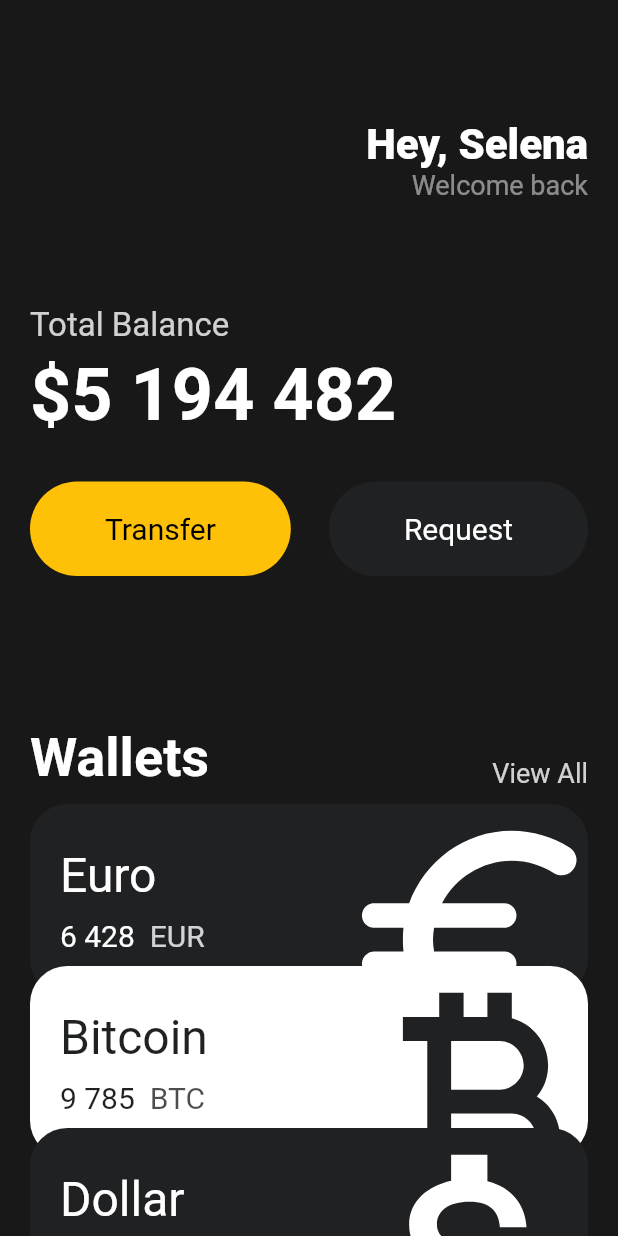
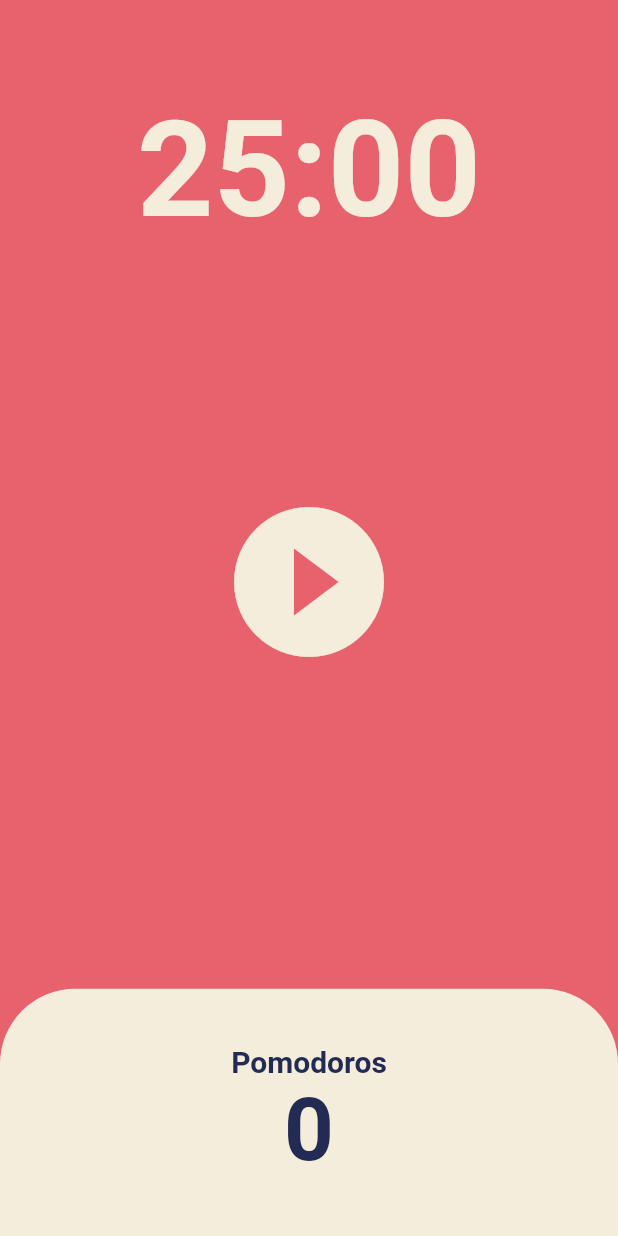
Before and after one commit to gold24park/flutter_toonflix, a Flutter app: the screen it shows after launch, on a phone screen of 412 x 824 dp. Run offline on Flutter 3.47's test engine with Material 2 defaults, Android fonts, the phone set to English and light mode, and no system bars.

Commit message:
Pomodoro

```diff
--- a/lib/main.dart
+++ b/lib/main.dart
@@ -1,6 +1,5 @@
 import 'package:flutter/material.dart';
-import 'package:toonflix/widgets/Button.dart';
-import 'package:toonflix/widgets/currency_card.dart';
+import 'package:toonflix/screens/home_screen.dart';
 
 void main() {
   runApp(const App());
@@ -12,137 +11,18 @@ class App extends StatelessWidget {
   @override
   Widget build(BuildContext context) {
     return MaterialApp(
-      home: Scaffold(
-        backgroundColor: const Color(0xFF181818),
-        body: SingleChildScrollView(
-          child: Padding(
-            padding: const EdgeInsets.symmetric(horizontal: 20),
-            child: Column(
-              crossAxisAlignment: CrossAxisAlignment.start,
-              children: [
-                const SizedBox(
-                  height: 80,
-                ),
-                Row(
-                  mainAxisAlignment: MainAxisAlignment.end,
-                  children: [
-                    Column(
-                      crossAxisAlignment: CrossAxisAlignment.end,
-                      children: [
-                        const Text(
-                          'Hey, Selena',
-                          style: TextStyle(
-                            color: Colors.white,
-                            fontSize: 28,
-                            fontWeight: FontWeight.w800,
-                          ),
-                        ),
-                        Text(
-                          'Welcome back',
-                          style: TextStyle(
-                            color: Colors.white.withOpacity(0.5),
-                            fontSize: 18,
-                          ),
-                        ),
-                      ],
-                    ),
-                  ],
-                ),
-                const SizedBox(
-                  height: 70,
-                ),
-                Text(
-                  'Total Balance',
-                  style: TextStyle(
-                    fontSize: 22,
-                    color: Colors.white.withOpacity(0.8),
-                  ),
-                ),
-                const SizedBox(
-                  height: 5,
-                ),
-                const Text(
-                  '\$5 194 482',
-                  style: TextStyle(
-                    fontSize: 48,
-                    fontWeight: FontWeight.w600,
-                    color: Colors.white,
-                  ),
-                ),
-                const SizedBox(
-                  height: 30,
-                ),
-                Row(
-                  mainAxisAlignment: MainAxisAlignment.spaceBetween,
-                  children: const [
-                    Button(
-                      text: 'Transfer',
-                      bgColor: Colors.amber,
-                      textColor: Colors.black,
-                    ),
-                    Button(
-                      text: 'Request',
-                      bgColor: Color(0xFF1F2123),
-                      textColor: Colors.white,
-                    ),
-                  ],
-                ),
-                const SizedBox(
-                  height: 100,
-                ),
-                Row(
-                  mainAxisAlignment: MainAxisAlignment.spaceBetween,
-                  crossAxisAlignment: CrossAxisAlignment.end,
-                  children: [
-                    const Text(
-                      'Wallets',
-                      style: TextStyle(
-                        color: Colors.white,
-                        fontSize: 36,
-                        fontWeight: FontWeight.w600,
-                      ),
-                    ),
-                    Text(
-                      'View All',
-                      style: TextStyle(
-                        color: Colors.white.withOpacity(0.8),
-                        fontSize: 18,
-                      ),
-                    ),
-                  ],
-                ),
-                const SizedBox(
-                  height: 10,
-                ),
-                const CurrencyCard(
-                  name: 'Euro',
-                  code: 'EUR',
-                  amount: '6 428',
-                  icon: Icons.euro_rounded,
-                  isInverted: false,
-                  order: 1,
-                ),
-                const CurrencyCard(
-                  name: 'Bitcoin',
-                  code: 'BTC',
-                  amount: '9 785',
-                  icon: Icons.currency_bitcoin,
-                  isInverted: true,
-                  order: 2,
-                ),
-                const CurrencyCard(
-                  name: 'Dollar',
-                  code: 'USD',
-                  amount: '233',
-                  icon: Icons.attach_money_outlined,
-                  isInverted: false,
-                  order: 3,
-                ),
-              ],
-            ),
+      theme: ThemeData(
+        textTheme: const TextTheme(
+          displayLarge: TextStyle(
+            color: Color(0xFF232B55),
           ),
         ),
+        colorScheme: ColorScheme.fromSwatch(
+          backgroundColor: const Color(0xFFE7626C),
+        ),
+        cardColor: const Color(0xFFF4EDDB),
       ),
+      home: const HomeScreen(),
     );
   }
 }
--- /dev/null
+++ b/lib/screens/home_screen.dart
@@ -0,0 +1,164 @@
+import 'dart:async';
+
+import 'package:flutter/material.dart';
+
+class HomeScreen extends StatefulWidget {
+  const HomeScreen({super.key});
+
+  @override
+  State<HomeScreen> createState() => _HomeScreenState();
+}
+
+class _HomeScreenState extends State<HomeScreen> {
+  static const twentyFiveMinutes = 1500;
+  int totalSeconds = twentyFiveMinutes;
+  bool isRunning = false;
+  int totalPomodoros = 0;
+  late Timer timer;
+
+  void onTick(Timer timer) {
+    if (totalSeconds == 0) {
+      setState(() {
+        totalPomodoros++;
+        isRunning = false;
+        totalSeconds = twentyFiveMinutes;
+      });
+      timer.cancel();
+    } else {
+      setState(() {
+        totalSeconds--;
+      });
+    }
+  }
+
+  String format(int seconds) {
+    var duration = Duration(seconds: seconds);
+    return duration.toString().split(".").first.substring(2);
+  }
+
+  void onStartPressed() {
+    timer = Timer.periodic(const Duration(seconds: 1), onTick);
+    setState(() {
+      isRunning = true;
+    });
+  }
+
+  void onPausePressed() {
+    timer.cancel();
+    setState(() {
+      isRunning = false;
+    });
+  }
+
+  void onResetPressed() {
+    timer.cancel();
+    setState(() {
+      totalSeconds = twentyFiveMinutes;
+      isRunning = false;
+    });
+  }
+
+  @override
+  Widget build(BuildContext context) {
+    return Scaffold(
+      backgroundColor: Theme.of(context).colorScheme.background,
+      body: Column(
+        children: [
+          Flexible(
+            flex: 1,
+            child: Container(
+              alignment: Alignment.bottomCenter,
+              child: Text(
+                format(totalSeconds),
+                style: TextStyle(
+                  color: Theme.of(context).cardColor,
+                  fontSize: 89,
+                  fontWeight: FontWeight.w600,
+                ),
+              ),
+            ),
+          ),
+          Flexible(
+            flex: 3,
+            child: Center(
+              child: Column(
+                mainAxisAlignment: MainAxisAlignment.center,
+                children: [
+                  IconButton(
+                    iconSize: 120,
+                    color: Theme.of(context).cardColor,
+                    icon: Icon(isRunning
+                        ? Icons.pause_circle_filled
+                        : Icons.play_circle_fill),
+                    onPressed: isRunning ? onPausePressed : onStartPressed,
+                  ),
+                  Visibility(
+                    visible: isRunning,
+                    maintainAnimation: true,
+                    maintainState: true,
+                    maintainSize: true,
+                    child: TextButton.icon(
+                      onPressed: onResetPressed,
+                      icon: Icon(
+                        Icons.refresh,
+                        color: Theme.of(context).cardColor,
+                      ),
+                      label: Text(
+                        'RESET',
+                        style: TextStyle(
+                          fontSize: 18,
+                          color: Theme.of(context).cardColor,
+                        ),
+                      ),
+                    ),
+                  ),
+                ],
+              ),
+            ),
+          ),
+          Flexible(
+            flex: 1,
+            child: Row(
+              children: [
+                Expanded(
+                  child: Container(
+                    decoration: BoxDecoration(
+                      color: Theme.of(context).cardColor,
+                      borderRadius: const BorderRadius.only(
+                        topLeft: Radius.circular(50),
+                        topRight: Radius.circular(50),
+                      ),
+                    ),
+                    child: Column(
+                      mainAxisAlignment: MainAxisAlignment.center,
+                      children: [
+                        Text(
+                          'Pomodoros',
+                          style: TextStyle(
+                            fontSize: 20,
+                            fontWeight: FontWeight.w600,
+                            color:
+                                Theme.of(context).textTheme.displayLarge!.color,
+                          ),
+                        ),
+                        Text(
+                          '$totalPomodoros',
+                          style: TextStyle(
+                            fontSize: 58,
+                            fontWeight: FontWeight.w600,
+                            color:
+                                Theme.of(context).textTheme.displayLarge!.color,
+                          ),
+                        ),
+                      ],
+                    ),
+                  ),
+                ),
+              ],
+            ),
+          ),
+        ],
+      ),
+    );
+  }
+}
--- a/lib/widgets/button.dart
+++ /dev/null
@@ -1,36 +0,0 @@
-import 'package:flutter/material.dart';
-
-class Button extends StatelessWidget {
-  final String text;
-  final Color bgColor;
-  final Color textColor;
-
-  const Button(
-      {super.key,
-      required this.text,
-      required this.bgColor,
-      required this.textColor});
-
-  @override
-  Widget build(BuildContext context) {
-    return Container(
-      decoration: BoxDecoration(
-        color: bgColor,
-        borderRadius: BorderRadius.circular(45),
-      ),
-      child: Padding(
-        padding: const EdgeInsets.symmetric(
-          vertical: 20,
-          horizontal: 50,
-        ),
-        child: Text(
-          text,
-          style: TextStyle(
-            fontSize: 20,
-            color: textColor,
-          ),
-        ),
-      ),
-    );
-  }
-}
--- a/lib/widgets/currency_card.dart
+++ /dev/null
@@ -1,89 +0,0 @@
-import 'package:flutter/material.dart';
-
-class CurrencyCard extends StatelessWidget {
-  final String name, code, amount;
-  final IconData icon;
-  final bool isInverted;
-  final int order;
-
-  final _blackColor = const Color(0xFF1F2123);
-
-  const CurrencyCard(
-      {super.key,
-      required this.name,
-      required this.code,
-      required this.amount,
-      required this.icon,
-      required this.isInverted,
-      required this.order});
-
-  @override
-  Widget build(BuildContext context) {
-    return Transform.translate(
-      offset: Offset(0, (order - 1) * -20),
-      child: Container(
-        clipBehavior: Clip.hardEdge,
-        decoration: BoxDecoration(
-          color: isInverted ? Colors.white : _blackColor,
-          borderRadius: BorderRadius.circular(25),
-        ),
-        child: Padding(
-          padding: const EdgeInsets.all(20),
-          child: Row(
-            mainAxisAlignment: MainAxisAlignment.spaceBetween,
-            children: [
-              Column(
-                crossAxisAlignment: CrossAxisAlignment.start,
-                children: [
-                  Text(
-                    name,
-                    style: TextStyle(
-                      color: isInverted ? _blackColor : Colors.white,
-                      fontSize: 32,
-                    ),
-                  ),
-                  const SizedBox(
-                    height: 10,
-                  ),
-                  Row(
-                    children: [
-                      Text(
-                        amount,
-                        style: TextStyle(
-                          color: isInverted ? _blackColor : Colors.white,
-                          fontSize: 20,
-                        ),
-                      ),
-                      const SizedBox(
-                        width: 10,
-                      ),
-                      Text(
-                        code,
-                        style: TextStyle(
-                          color: (isInverted ? _blackColor : Colors.white)
-                              .withOpacity(0.8),
-                          fontSize: 20,
-                        ),
-                      ),
-                    ],
-                  )
-                ],
-              ),
-              Transform.scale(
-                scale: 2.2,
-                child: Transform.translate(
-                  offset: const Offset(-5, 12),
-                  child: Icon(
-                    icon,
-                    color: isInverted ? _blackColor : Colors.white,
-                    size: 88,
-                  ),
-                ),
-              ),
-            ],
-          ),
-        ),
-      ),
-    );
-  }
-}
```
